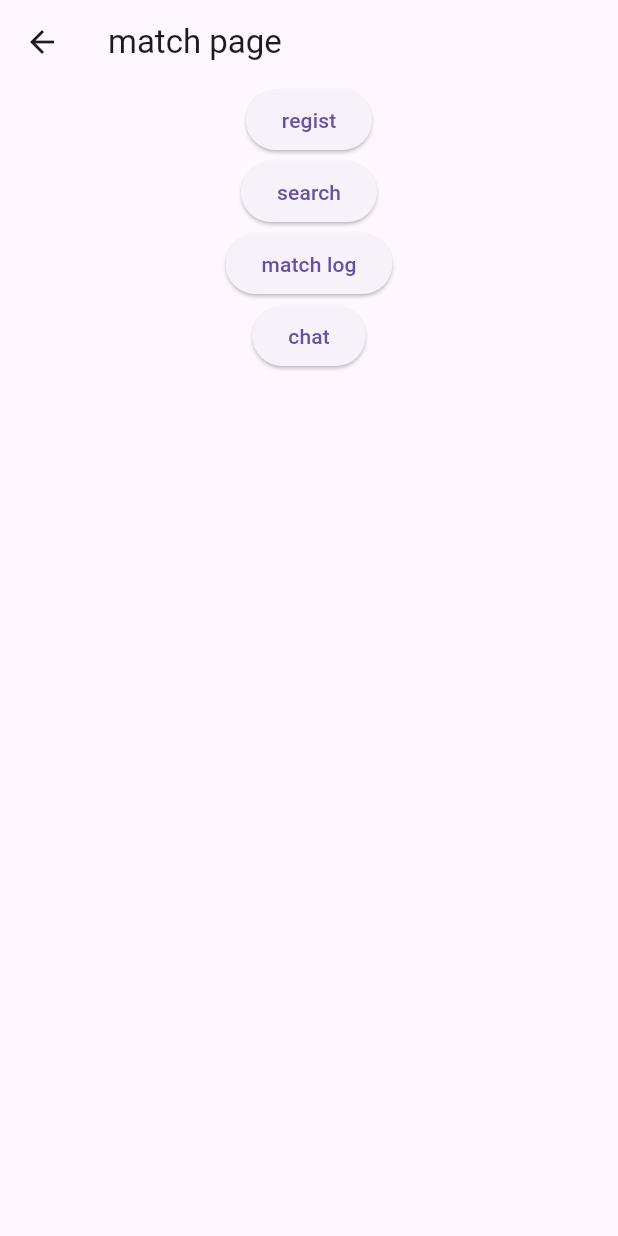
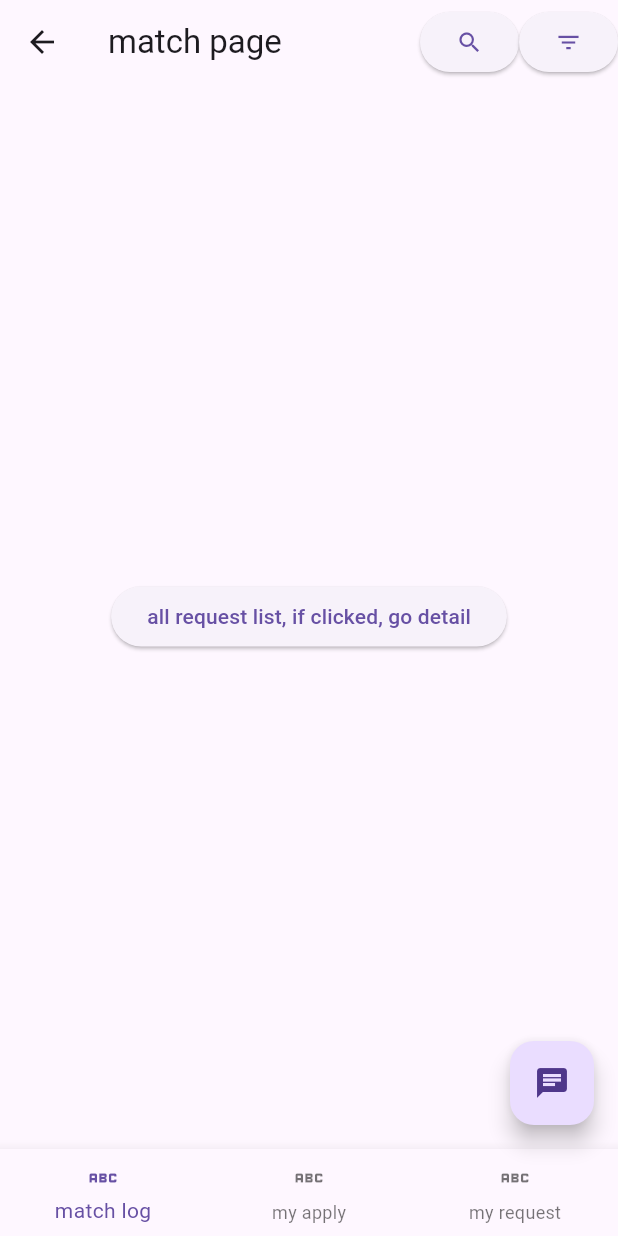
Before and after one commit to TeamCandle/front-end, a Flutter app: the HomePage screen opened by its route, after a tap on "match", on a phone screen of 412 x 824 dp. Run offline on Flutter 3.47's test engine with Material 3 defaults, Android fonts, the phone set to English and light mode, and no system bars; our stand-ins replace go_router, localstorage, webview_flutter; missing offline and left inert: kakao_flutter_sdk, webview_flutter_android, webview_flutter_wkwebview.

Commit message:
append apply flow

```diff
--- a/lib/constants.dart
+++ b/lib/constants.dart
@@ -1,57 +1,75 @@
-//상수 관리 페이지
+//constant
+
+class RouterPath {
+  static const String home = '/home';
+
+  //profile tree
+  static const String myProfile = '/home/my_profile';
+  static const String myReview = '/home/my_profile/my_review';
+  static const String myDogProfile = '/home/my_profile/dog_profile';
+  static const String myDogRegistraion = '/home/my_profile/dog_registration';
+
+  //match tree
+  static const String matching = '/home/matching';
+  static const String requestDetail = '/home/matching/request_detail';
+  static const String applySuccess =
+      '/home/matching/request_detail/apply_success';
+  static const String myRequestList = '/home/matching/my_request_list';
+  static const String requestRegistrationForm =
+      '/home/matching/my_request_list/form';
+  static const String myApplicationList = "/home/matching/my_application_list";
+  static const String matchLog = '/home/matching/match_log';
+  static const String chatting = '/home/matching/chatting';
+  static const String requestSearch = '/home/matching/request_search';
+}
 
 class CareType {
-  static String walking = "WALKING";
-  static String boarding = "BOARDING";
-  static String grooming = "GROOMING";
-  static String playtime = "PLAYTIME";
-  static String etc = "ETC";
+  static const String walking = "WALKING";
+  static const String boarding = "BOARDING";
+  static const String grooming = "GROOMING";
+  static const String playtime = "PLAYTIME";
+  static const String etc = "ETC";
 }
-// 케어타입
-// "WALKING"-산책
-// "BOARDING"-돌봄
-// "GROOMING"-외견 케어
-// "PLAYTIME"-놀아주기
-// "ETC"-기타
 
 class RequirementStatus {
-  static String matched = 'MATCHED';
-  static String recruiting = 'RECRUITING';
-  static String cancelled = 'CANCELLED';
-  static String expired = 'EXPIRED';
+  static const String matched = 'MATCHED';
+  static const String recruiting = 'RECRUITING';
+  static const String cancelled = 'CANCELLED';
+  static const String expired = 'EXPIRED';
 }
 
 class ApplicationStatus {
-  static String matched = 'MATCHED';
-  static String waiting = 'WAITING';
-  static String rejected = 'REJECTED';
-  static String cancelled = 'CANCELLED';
+  static const String matched = 'MATCHED';
+  static const String waiting = 'WAITING';
+  static const String rejected = 'REJECTED';
+  static const String cancelled = 'CANCELLED';
 }
 
 class MatchingStatus {
-  static String completed = 'COMPLETED';
-  static String inProgress = 'IN_PROGRESS';
-  static String cancelled = 'CANCELLED';
+  static const String completed = 'COMPLETED';
+  static const String inProgress = 'IN_PROGRESS';
+  static const String cancelled = 'CANCELLED';
 }
 
 class ServerUrl {
-  static String serverUrl = 'http://13.209.220.187';
+  static const String serverUrl = 'http://13.209.220.187';
 
   //log in/out
-  static String loginUrl = '$serverUrl/user/login/kakao'; //get
-  static String logoutUrl = '$serverUrl/user/logout'; //DELETE
+  static const String loginUrl = '$serverUrl/user/login/kakao'; //get
+  static const String logoutUrl = '$serverUrl/user/logout'; //DELETE
 
   //reissue
-  static String accessTokenUrl = '$serverUrl/user/accessToken'; //post
+  static const String accessTokenUrl = '$serverUrl/user/accessToken'; //post
 
   //profile
-  static String myProfileUrl = '$serverUrl/profile/user/me';
-  static String userProfileUrl = '$serverUrl/profile/user'; //get
+  static const String myProfileUrl = '$serverUrl/profile/user/me';
+  static const String userProfileUrl = '$serverUrl/profile/user'; //get
 
-  static String dogProfileUrl = '$serverUrl/profile/dog'; //get, ?id=${애견 id}
-  static String dogRegistrationUrl = '$serverUrl/profile/dog'; //post
+  static const String dogProfileUrl =
+      '$serverUrl/profile/dog'; //get, ?id=${애견 id}
+  static const String dogRegistrationUrl = '$serverUrl/profile/dog'; //post
 
-  static String requirementUrl = '$serverUrl/requirement'; //+me
-  static String requirementListUrl = '$serverUrl/requirement/list'; //+me
-  static String requirementCancelUrl = '$serverUrl/requirement/cancel';
+  static const String requirementUrl = '$serverUrl/requirement'; //+me
+  static const String requirementListUrl = '$serverUrl/requirement/list'; //+me
+  static const String requirementCancelUrl = '$serverUrl/requirement/cancel';
 }
--- a/lib/pages/homepage.dart
+++ b/lib/pages/homepage.dart
@@ -1,5 +1,7 @@
 import 'package:flutter/material.dart';
 import 'package:go_router/go_router.dart';
+
+import '../constants.dart';
 
 class HomePage extends StatefulWidget {
   const HomePage({super.key});
@@ -18,13 +20,13 @@ class _HomePageState extends State<HomePage> {
       body: Center(
         child: Column(children: [
           ElevatedButton(
-            onPressed: () => context.go('/home/match'),
+            onPressed: () => context.go(RouterPath.matching),
             child: const Text('match'),
           ),
           ElevatedButton(onPressed: nothing, child: const Text("community")),
           ElevatedButton(onPressed: nothing, child: const Text("premium")),
           ElevatedButton(
-            onPressed: () => context.go("/home/my_profile"),
+            onPressed: () => context.go(RouterPath.myProfile),
             child: const Text("profile"),
           ),
         ]),
--- a/lib/pages/matchpage.dart
+++ b/lib/pages/matchpage.dart
@@ -2,52 +2,126 @@
 import 'package:flutter/material.dart';
 import 'package:go_router/go_router.dart';
 //files
-import '../router.dart';
+import '../constants.dart';
 
-class MatchPage extends StatelessWidget {
-  const MatchPage({super.key});
+class MatchingPage extends StatelessWidget {
+  const MatchingPage({super.key});
 
   @override
   Widget build(BuildContext context) {
     return Scaffold(
-      appBar: AppBar(title: const Text('match page')),
-      body: Center(
-          child: Column(
-        children: [
-          ElevatedButton(
-              onPressed: () {
-                context.go(RouterPath.requestRegistration);
-              },
-              child: const Text("regist")),
+      appBar: AppBar(
+        title: const Text('match page'),
+        actions: [
           ElevatedButton(
               onPressed: () {
                 context.go(RouterPath.requestSearch);
               },
-              child: const Text("search")),
+              child: const Icon(Icons.search)),
+          ElevatedButton(onPressed: () {}, child: const Icon(Icons.filter_list))
+        ],
+      ),
+      body: Center(
+          child: ElevatedButton(
+              onPressed: () {
+                context.go(RouterPath.requestDetail);
+              },
+              child: const Text("all request list, if clicked, go detail"))),
+      bottomNavigationBar: BottomNavigationBar(
+        items: const [
+          BottomNavigationBarItem(icon: Icon(Icons.abc), label: 'match log'),
+          BottomNavigationBarItem(icon: Icon(Icons.abc), label: 'my apply'),
+          BottomNavigationBarItem(icon: Icon(Icons.abc), label: 'my request'),
+        ],
+        onTap: (int index) {
+          switch (index) {
+            case 0:
+              context.go(RouterPath.matchLog);
+              break;
+            case 1:
+              context.go(RouterPath.myApplicationList);
+              break;
+            case 2:
+              context.go(RouterPath.myRequestList);
+              break;
+          }
+        },
+      ),
+      floatingActionButton: FloatingActionButton(
+        onPressed: () {
+          context.go(RouterPath.chatting);
+        },
+        child: const Icon(Icons.chat),
+      ),
+    );
+  }
+}
+
+class RequestDetailPage extends StatelessWidget {
+  const RequestDetailPage({super.key});
+
+  @override
+  Widget build(BuildContext context) {
+    return Scaffold(
+      appBar: AppBar(title: const Text("request detail page")),
+      body: Center(
+          child: Column(
+        children: [
+          const Text("map in background"),
+          const Spacer(),
+          const Text("detail card"),
           ElevatedButton(
               onPressed: () {
-                context.go(RouterPath.matchLog);
+                showDialog(
+                    context: context,
+                    builder: (BuildContext context) {
+                      return AlertDialog(
+                        title: const Text('check'),
+                        content: const Text('are you sure?'),
+                        actions: [
+                          ElevatedButton(
+                            onPressed: () {
+                              context.go(RouterPath.applySuccess);
+                            },
+                            child: const Text("ok"),
+                          )
+                        ],
+                      );
+                    });
               },
-              child: const Text("match log")),
-          ElevatedButton(
-              onPressed: () {
-                context.go(RouterPath.chatting);
-              },
-              child: const Text("chat")),
+              child: const Text('apply')),
         ],
       )),
     );
   }
 }
 
-class RequestRegistrationPage extends StatelessWidget {
-  const RequestRegistrationPage({super.key});
+class ApplySuccessPage extends StatelessWidget {
+  const ApplySuccessPage({super.key});
 
   @override
   Widget build(BuildContext context) {
     return Scaffold(
-      appBar: AppBar(title: const Text("registraion page")),
-      body: const Center(child: Text("request regist")),
+      appBar: AppBar(title: const Text("success page")),
+      body: Center(
+          child: ElevatedButton(
+        onPressed: () {
+          context.go(RouterPath.matching);
+        },
+        child: const Text('success'),
+      )),
+    );
+  }
+}
+
+class MyRequestListPage extends StatelessWidget {
+  const MyRequestListPage({super.key});
+
+  @override
+  Widget build(BuildContext context) {
+    return Scaffold(
+      appBar: AppBar(title: const Text("my request list")),
+      body: const Center(child: Text("my request list")),
       floatingActionButton: FloatingActionButton(
         onPressed: () {
           context.go(RouterPath.requestRegistrationForm);
@@ -65,19 +139,21 @@ class RequestRegistrationFormPage extends StatelessWidget {
   Widget build(BuildContext context) {
     return Scaffold(
       appBar: AppBar(title: const Text("request registration form page")),
-      body: const Center(child: Text("equest registration form")),
+      body: const Center(child: Text("request registration form")),
     );
   }
 }
 
-class RequestSearchPage extends StatelessWidget {
-  const RequestSearchPage({super.key});
+class MyApplicationListPage extends StatelessWidget {
+  const MyApplicationListPage({super.key});
 
   @override
   Widget build(BuildContext context) {
     return Scaffold(
-      appBar: AppBar(title: const Text("request search page")),
-      body: const Center(child: Text("request search")),
+      appBar: AppBar(title: const Text("my application")),
+      body: const Center(
+        child: Text("my application list"),
+      ),
     );
   }
 }
@@ -105,3 +181,15 @@ class ChattingPage extends StatelessWidget {
     );
   }
 }
+
+class RequestSearchPage extends StatelessWidget {
+  const RequestSearchPage({super.key});
+
+  @override
+  Widget build(BuildContext context) {
+    return Scaffold(
+      appBar: AppBar(title: const Text("request search page")),
+      body: const Center(child: Text("request list")),
+    );
+  }
+}
--- a/lib/pages/profilepage.dart
+++ b/lib/pages/profilepage.dart
@@ -5,7 +5,7 @@ import 'package:go_router/go_router.dart';
 import 'package:provider/provider.dart';
 import 'package:flutter_doguber_frontend/providers.dart';
 
-import '../router.dart';
+import '../constants.dart';
 
 class UserProfilePage extends StatelessWidget {
   const UserProfilePage({super.key});
--- a/lib/router.dart
+++ b/lib/router.dart
@@ -1,34 +1,14 @@
 //dependencies
 import 'package:flutter/material.dart';
-import 'package:flutter_doguber_frontend/pages/profilepage.dart';
 import 'package:go_router/go_router.dart';
 //files
 import 'pages/homepage.dart';
 import 'pages/matchpage.dart';
 import 'pages/loginpage.dart';
+import 'pages/profilepage.dart';
 
 //화면이동 담당 파일.
-//생략 항목(무시해도 됨)
-//routes: <RouteBase>[...
-
-class RouterPath {
-  static String home = '/home';
-
-  //profile tree
-  static String myProfile = '/home/my_profile';
-  static String myReview = '/home/my_profile/my_review';
-  static String myDogProfile = '/home/my_profile/dog_profile';
-  static String myDogRegistraion = '/home/my_profile/dog_registration';
-
-  //match tree
-  static String match = '/home/match';
-  static String requestRegistration = '/home/match/request_registration';
-  static String requestRegistrationForm =
-      '/home/match/request_registration/form';
-  static String requestSearch = '/home/match/request_search';
-  static String matchLog = '/home/match/match_log';
-  static String chatting = '/home/match/chatting';
-}
+//생략 항목(무시해도 됨) routes: <RouteBase>[...
 
 final GoRouter router = GoRouter(
   routes: [
@@ -68,15 +48,29 @@ final GoRouter router = GoRouter(
                 ],
               ),
               GoRoute(
-                  path: 'match',
+                  path: 'matching',
                   builder: (BuildContext context, GoRouterState state) {
-                    return const MatchPage();
+                    return const MatchingPage();
                   },
                   routes: [
                     GoRoute(
-                        path: 'request_registration',
+                      path: 'request_detail',
+                      builder: (BuildContext context, GoRouterState state) {
+                        return const RequestDetailPage();
+                      },
+                      routes: [
+                        GoRoute(
+                          path: 'apply_success',
+                          builder: (BuildContext context, GoRouterState state) {
+                            return const ApplySuccessPage();
+                          },
+                        ),
+                      ],
+                    ),
+                    GoRoute(
+                        path: 'my_request_list',
                         builder: (BuildContext context, GoRouterState state) {
-                          return const RequestRegistrationPage();
+                          return const MyRequestListPage();
                         },
                         routes: [
                           GoRoute(
@@ -88,9 +82,9 @@ final GoRouter router = GoRouter(
                           ),
                         ]),
                     GoRoute(
-                      path: 'request_search',
+                      path: 'my_application_list',
                       builder: (BuildContext context, GoRouterState state) {
-                        return const RequestSearchPage();
+                        return const MyApplicationListPage();
                       },
                     ),
                     GoRoute(
@@ -105,6 +99,12 @@ final GoRouter router = GoRouter(
                         return const ChattingPage();
                       },
                     ),
+                    GoRoute(
+                      path: 'request_search',
+                      builder: (BuildContext context, GoRouterState state) {
+                        return const RequestSearchPage();
+                      },
+                    ),
                   ])
             ]),
       ],
```
Also changed, not shown: lib/background.dart (added), 1 other file.
